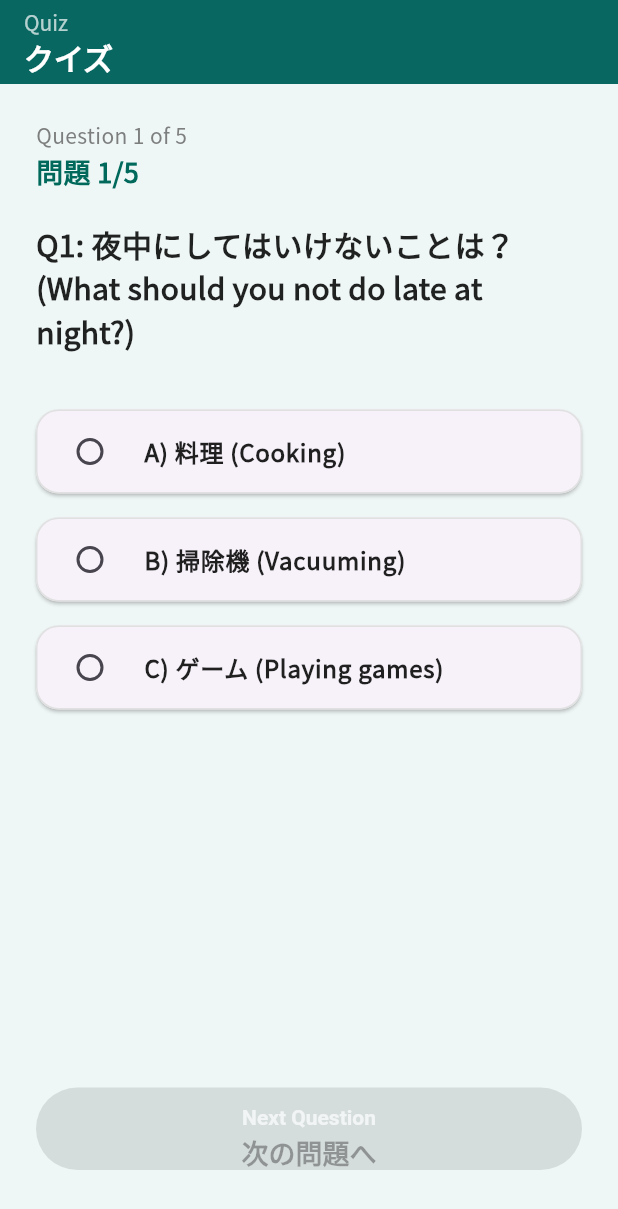
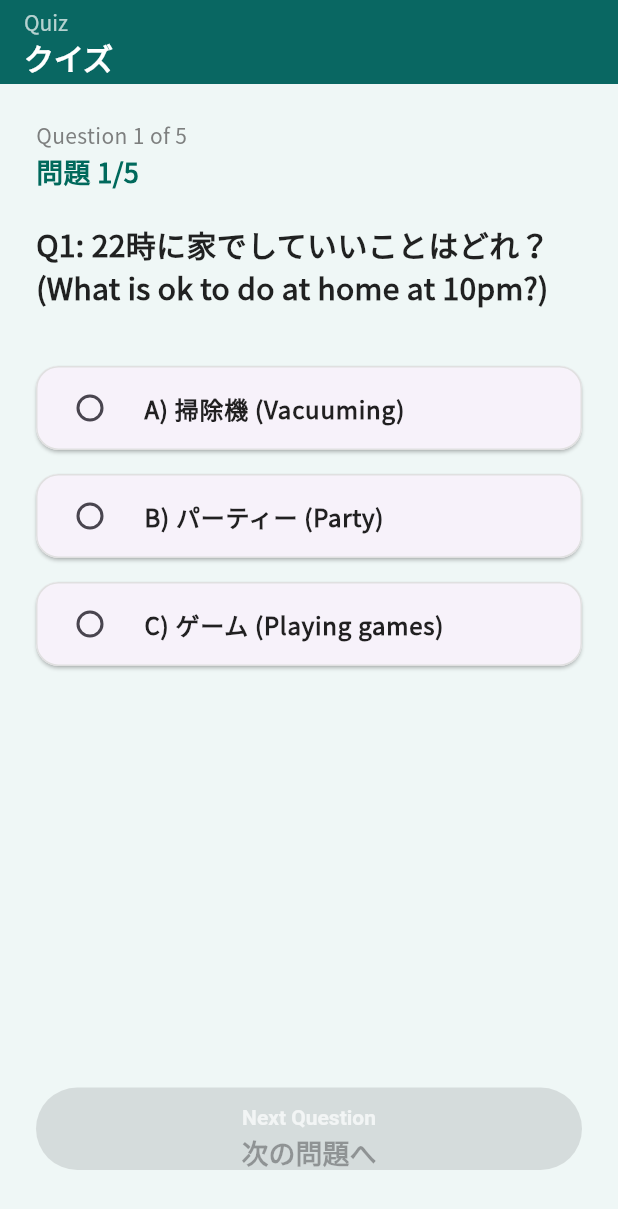
Before and after one commit to fumiya0527/ffh, a Flutter app: the QuizScreen screen opened directly, on a phone screen of 412 x 824 dp. Shown: the top 1209 px of the screen. Run offline on Flutter 3.47's test engine with Material 3 defaults, Android fonts, the phone set to English and light mode, and no system bars; our stand-ins replace cloud_firestore, firebase_auth, firebase_core, firebase_storage, google_fonts, image_picker and 1 more; accounts and stored records are empty.

Commit message:
クイズもんだいへんこう

```diff
--- a/user_app/lib/manner.dart
+++ b/user_app/lib/manner.dart
@@ -200,14 +200,14 @@ class _QuizScreenState extends State<QuizScreen> {
   // --- クイズデータ ---
   final List<QuizQuestion> _questions = [
     QuizQuestion(
-      questionText: 'Q1: 夜中にしてはいけないことは？ (What should you not do late at night?)',
-      options: ['A) 料理 (Cooking)', 'B) 掃除機 (Vacuuming)', 'C) ゲーム (Playing games)'],
-      correctAnswer: 'B) 掃除機 (Vacuuming)',
+      questionText: 'Q1: 22時に家でしていいことはどれ？ (What is ok to do at home at 10pm?)',
+      options: ['A) 掃除機 (Vacuuming)', 'B) パーティー (Party)', 'C) ゲーム (Playing games)'],
+      correctAnswer: 'C) ゲーム (Playing games) ',
     ),
     QuizQuestion(
-      questionText: 'Q2: ペットを許可なく飼っていいか？ (Is it okay to keep pets without permission?)',
-      options: ['A) 飼ってはダメ (No, you cannot)', 'B) 飼っていい (Yes, you can)'],
-      correctAnswer: 'A) 飼ってはダメ (No, you cannot)',
+      questionText: 'Q2: 生ごみとまとめた新聞紙を一緒に出して良いか？ (Can I put out food waste and bundled newspapers together?)',
+      options: ['A) 出してはダメ (No, you cannot)', 'B) 出していい (Yes, you can)'],
+      correctAnswer: 'A) 出してはダメ (No, you cannot)',
     ),
     QuizQuestion(
       questionText: 'Q3: 共有スペースは物を置いたり自由に使っていい？ (Is it okay to put things in common spaces or use them freely?)',
@@ -215,14 +215,14 @@ class _QuizScreenState extends State<QuizScreen> {
       correctAnswer: 'B) 間違っている (Incorrect)',
     ),
     QuizQuestion(
-      questionText: 'Q4: 部屋の中でしてはいけないことは？ (What should you not do inside your room?)',
-      options: ['A) 読書 (Reading)', 'B) ゲーム (Playing games)', 'C) 楽器演奏 (Playing musical instruments)'],
-      correctAnswer: 'C) 楽器演奏 (Playing musical instruments)',
+      questionText: 'Q4: １人で住む部屋を借りた後してもいいことは？ (What you can do after renting a room to live alone?)',
+      options: ['A) 友達を１日泊める (Host a friend for a night)', 'B) 家族を後から呼んで住む (I invited my family over later and we lived together.)', 'C) 友達と一緒に住む (Living with friends)'],
+      correctAnswer: 'A) 友達を１日泊める (Host a friend for a night)',
     ),
     QuizQuestion(
-      questionText: 'Q5: 自転車、バイク、車はいつでも持ってもいい？ (Is it okay to own a bicycle, motorcycle, or car at any time?)',
-      options: ['A) 良い (Yes)', 'B) 届け出が必要 (Notification is required)'],
-      correctAnswer: 'B) 届け出が必要 (Notification is required)',
+      questionText: 'Q5: 壁に穴が開いた時の正しい対応は？ (What to do when there is a hole in the wall?)',
+      options: ['A)大家に連絡する (Contact the landlord)', 'B) 自分で直す (Fix it yourself)'],
+      correctAnswer: 'A)大家に連絡する (Contact the landlord)',
     ),
   ];
 
```
